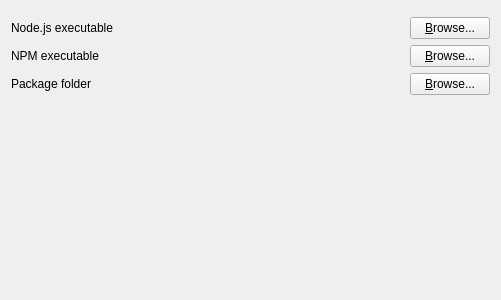
Above: src/librssguard/gui/settings/settingsnodejs.ui from martinrotter/rssguard before the change. Below: the same form after it.
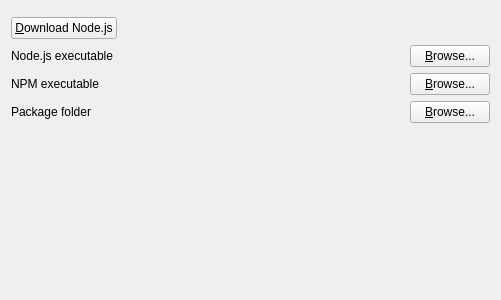
That is the form after the change. Custom widgets are drawn as their Qt base class.

Commit message: nodejs download btn

```diff
--- a/src/librssguard/gui/settings/settingsnodejs.ui
+++ b/src/librssguard/gui/settings/settingsnodejs.ui
@@ -17,7 +17,7 @@
    <item row="0" column="0" colspan="2">
     <widget class="HelpSpoiler" name="m_helpInfo" native="true"/>
    </item>
-   <item row="1" column="0">
+   <item row="2" column="0">
     <widget class="QLabel" name="label">
      <property name="text">
       <string>Node.js executable</string>
@@ -27,7 +27,7 @@
      </property>
     </widget>
    </item>
-   <item row="1" column="1">
+   <item row="2" column="1">
     <layout class="QHBoxLayout" name="horizontalLayout">
      <item>
       <widget class="LineEditWithStatus" name="m_tbNodeExecutable" native="true"/>
@@ -47,7 +47,7 @@
      </item>
     </layout>
    </item>
-   <item row="2" column="0">
+   <item row="3" column="0">
     <widget class="QLabel" name="label_2">
      <property name="text">
       <string>NPM executable</string>
@@ -57,7 +57,7 @@
      </property>
     </widget>
    </item>
-   <item row="2" column="1">
+   <item row="3" column="1">
     <layout class="QHBoxLayout" name="horizontalLayout_2">
      <item>
       <widget class="LineEditWithStatus" name="m_tbNpmExecutable" native="true"/>
@@ -77,7 +77,7 @@
      </item>
     </layout>
    </item>
-   <item row="3" column="0">
+   <item row="4" column="0">
     <widget class="QLabel" name="label_3">
      <property name="text">
       <string>Package folder </string>
@@ -87,7 +87,7 @@
      </property>
     </widget>
    </item>
-   <item row="3" column="1">
+   <item row="4" column="1">
     <layout class="QHBoxLayout" name="horizontalLayout_4">
      <item>
       <widget class="LineEditWithStatus" name="m_tbPackageFolder" native="true"/>
@@ -110,6 +110,13 @@
    <item row="4" column="0" colspan="2">
     <widget class="HelpSpoiler" name="m_helpPackages" native="true"/>
    </item>
+   <item row="1" column="0">
+    <widget class="QPushButton" name="m_btnDownloadNodejs">
+     <property name="text">
+      <string>&amp;Download Node.js</string>
+     </property>
+    </widget>
+   </item>
   </layout>
  </widget>
  <customwidgets>
```
Left out of the diff: 2 changed lines with no effect on the pictures. The commit also changes 2 other files.
